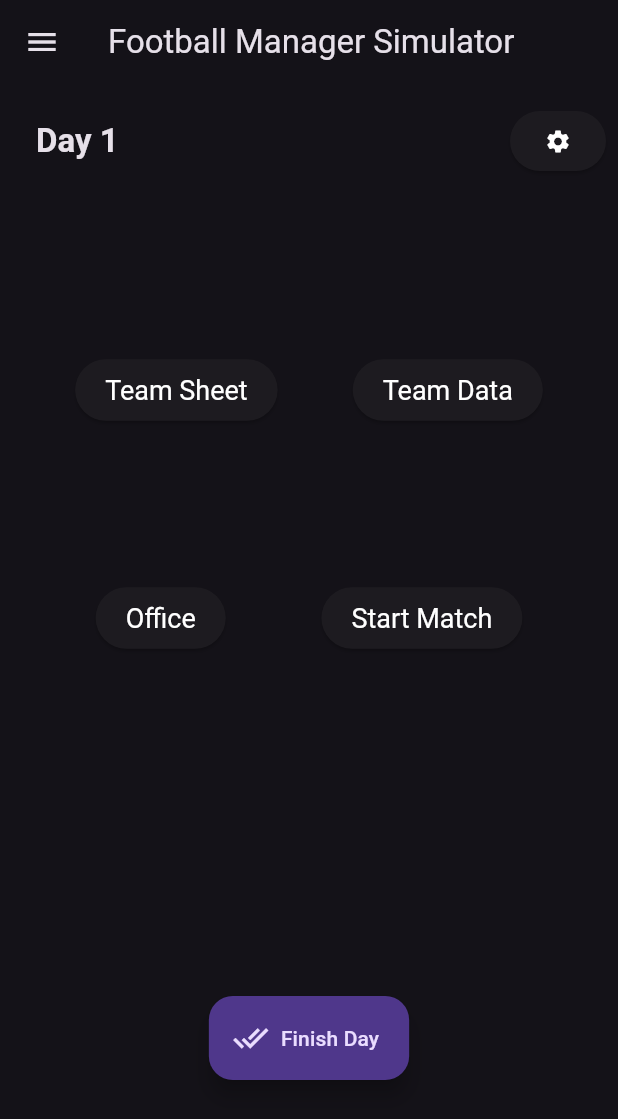
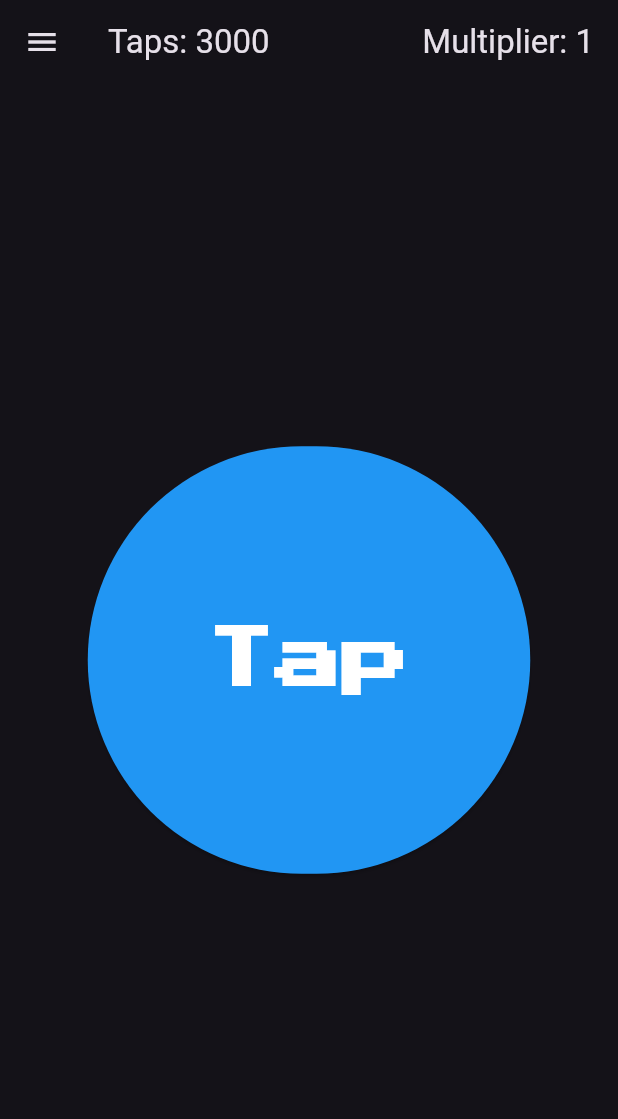
Before and after one commit to seanellul/taptycoon, a Flutter app: the screen it shows after launch, on a phone screen of 412 x 824 dp. Shown: the top 1119 px of the screen. Run offline on Flutter 3.47's test engine with Material 3 defaults, Android fonts, the phone set to English and light mode, and no system bars; our stand-ins replace google_fonts.

Commit message:
first sprint

```diff
--- /dev/null
+++ b/lib/data/shop_item.dart
@@ -0,0 +1,55 @@
+import 'package:flutter/material.dart';
+
+class ShopItem {
+  final String name;
+  final int tapPrice;
+  final IconData icon;
+  final String uniqueTrait;
+  final int multiplier;
+  ShopItem({
+    required this.name,
+    required this.tapPrice,
+    required this.icon,
+    required this.uniqueTrait,
+    required this.multiplier,
+  });
+}
+
+final List<ShopItem> shopItems = [
+  ShopItem(
+      name: "Tap Multiplier",
+      tapPrice: 100,
+      icon: Icons.tap_and_play,
+      uniqueTrait: "multiplier",
+      multiplier: 1),
+  ShopItem(
+      name: "Tap Multiplier x2",
+      tapPrice: 200,
+      icon: Icons.tap_and_play,
+      uniqueTrait: "multiplier",
+      multiplier: 2),
+  ShopItem(
+      name: "Tap Multiplier x3",
+      tapPrice: 300,
+      icon: Icons.tap_and_play,
+      uniqueTrait: "multiplier",
+      multiplier: 3),
+  ShopItem(
+      name: "Tap Multiplier x4",
+      tapPrice: 400,
+      icon: Icons.tap_and_play,
+      uniqueTrait: "multiplier",
+      multiplier: 4),
+  ShopItem(
+      name: "Tap Multiplier x5",
+      tapPrice: 500,
+      icon: Icons.tap_and_play,
+      uniqueTrait: "multiplier",
+      multiplier: 5),
+  ShopItem(
+      name: "Tap Multiplier x6",
+      tapPrice: 600,
+      icon: Icons.arrow_forward,
+      uniqueTrait: "multiplier",
+      multiplier: 6),
+];
--- a/lib/functions/contextProvider.dart
+++ b/lib/functions/contextProvider.dart
@@ -1,48 +1,38 @@
+import 'dart:math';
+
 import 'package:flutter/material.dart';
+import 'package:fm/data/shop_item.dart';
 
 class ContextProvider extends ChangeNotifier {
-  int _day = 0;
+  int taps = 3000;
+  Color color = Colors.blue;
+  int colorIndex = 0;
+  int multiplier = 1;
+  int actualTaps = 0;
 
-  int get day => _day;
-  int get dayNumber => _day + 1;
-  int get teamSize => _team.length;
-  List<Map<String, String>> get team => _team;
+  void registerTap() {
+    incrementTap();
+    changeColor();
+  }
 
-  void incrementDay() {
-    _day++;
+  void incrementTap() {
+    print(multiplier);
+    actualTaps++;
+    taps = taps + (1 * multiplier);
     notifyListeners();
   }
 
-  final List<Map<String, String>> _team = [
-    {
-      "name": "Lionel Messi",
-      "nationality": "Argentina",
-      "age": "36",
-      "position": "Forward"
-    },
-    {
-      "name": "Cristiano Ronaldo",
-      "nationality": "Portugal",
-      "age": "38",
-      "position": "Forward"
-    },
-    {
-      "name": "Kevin De Bruyne",
-      "nationality": "Belgium",
-      "age": "32",
-      "position": "Midfielder"
-    },
-    {
-      "name": "Virgil van Dijk",
-      "nationality": "Netherlands",
-      "age": "32",
-      "position": "Defender"
-    },
-    {
-      "name": "Alisson Becker",
-      "nationality": "Brazil",
-      "age": "31",
-      "position": "Goalkeeper"
-    },
-  ];
+  void changeColor() {
+    colorIndex = (colorIndex + 1) % Colors.primaries.length;
+    color = Colors.primaries[colorIndex];
+    notifyListeners();
+  }
+
+  void buyItem(ShopItem item) {
+    if (item.tapPrice <= taps) {
+      taps -= item.tapPrice;
+      multiplier = multiplier + item.multiplier;
+      notifyListeners();
+    }
+  }
 }
--- a/lib/main.dart
+++ b/lib/main.dart
@@ -1,7 +1,7 @@
 import 'package:flutter/material.dart';
 import 'package:fm/functions/contextProvider.dart';
-import 'package:fm/screens/mainScreen.dart';
-import 'package:fm/screens/teamData.dart';
+import 'package:fm/screens/homescreen.dart';
+import 'package:fm/screens/shop.dart';
 import 'package:fm/screens/teamSheet.dart';
 import 'package:provider/provider.dart';
 import 'functions/themeProvider.dart';
@@ -22,30 +22,28 @@ class MyApp extends StatelessWidget {
   @override
   Widget build(BuildContext context) {
     final themeProvider = Provider.of<ThemeProvider>(context);
-    final contextProvider = Provider.of<ContextProvider>(context);
 
     return MaterialApp(
       theme: ThemeData.light(), // Define your light theme here
       darkTheme: ThemeData.dark(), // Define your dark theme here
       themeMode: themeProvider.themeMode, // Use theme from provider
       routes: {
-        '/': (context) => HomeScreen(passDay: () => simulateNextDay(context)),
+        '/': (context) => HomeScreen(registerTap: () => registerTap(context)),
+        '/homescreen': (context) =>
+            HomeScreen(registerTap: () => registerTap(context)),
         '/teamSheet': (context) => TeamSheetScreen(),
-        '/teamData': (context) => TeamDataScreen(),
-        '/office': (context) => HomeScreen(passDay: () => simulateNextDay(context)),
-        '/startMatch': (context) => HomeScreen(passDay: () => simulateNextDay(context)),
+        '/shop': (context) => ShopScreen(),
+        '/office': (context) =>
+            HomeScreen(registerTap: () => registerTap(context)),
+        '/startMatch': (context) =>
+            HomeScreen(registerTap: () => registerTap(context)),
       },
     );
   }
 
-  void simulateNextDay(BuildContext context) {
-
-
-    final contextProvider = Provider.of<ContextProvider>(context, listen: false);
-    contextProvider.incrementDay();
-    print("Simulating the next day...");
-
-
-
+  void registerTap(BuildContext context) {
+    final contextProvider =
+        Provider.of<ContextProvider>(context, listen: false);
+    contextProvider.registerTap();
   }
 }
--- /dev/null
+++ b/lib/screens/homescreen.dart
@@ -0,0 +1,76 @@
+import 'package:flutter/material.dart';
+import 'package:fm/functions/contextProvider.dart';
+import 'package:fm/ui_modules/app_drawer.dart';
+import 'package:fm/ui_modules/ui_modules.dart';
+import 'package:provider/provider.dart';
+
+class HomeScreen extends StatelessWidget {
+  final void Function() registerTap;
+
+  const HomeScreen({required this.registerTap});
+
+  @override
+  Widget build(BuildContext context) {
+    final contextProvider = Provider.of<ContextProvider>(context);
+
+    return Scaffold(
+      appBar: AppBar(
+          title: Row(
+        mainAxisAlignment: MainAxisAlignment.spaceBetween,
+        children: [
+          Text("Taps: ${contextProvider.taps}"),
+          Text("Multiplier: ${contextProvider.multiplier}"),
+        ],
+      )),
+      drawer: appDrawer(context: context),
+      body: Center(
+        child: TapButton(
+            color: contextProvider.color,
+            child: Text("Tap"),
+            onPressed: () => registerTap()),
+      ),
+    );
+  }
+
+  void showCustomPopup(BuildContext context, String message) {
+    showDialog(
+      context: context,
+      builder: (context) => AlertDialog(
+        title: Text("Match Result"),
+        content: Text(message),
+        actions: [
+          CustomButton(
+              child: Text("Close"),
+              onPressed: () => Navigator.of(context).pop()),
+        ],
+      ),
+    );
+  }
+
+  void _showFinishDayPopup(BuildContext context) {
+    showDialog(
+      context: context,
+      builder: (BuildContext context) {
+        return AlertDialog(
+          title: Text("Finish Day"),
+          content: Text("Do you wish to Finish your day?"),
+          actions: [
+            TextButton(
+              onPressed: () {
+                Navigator.of(context).pop(); // Close dialog
+              },
+              child: Text("No"),
+            ),
+            TextButton(
+              onPressed: () {
+                Navigator.of(context).pop(); // Close dialog
+                registerTap(); // Run the simulation logic
+              },
+              child: Text("Yes"),
+            ),
+          ],
+        );
+      },
+    );
+  }
+}
--- a/lib/screens/mainScreen.dart
+++ /dev/null
@@ -1,160 +0,0 @@
-import 'package:flutter/material.dart';
-import 'package:fm/functions/contextProvider.dart';
-import 'package:fm/ui_modules/ui_modules.dart';
-import 'package:provider/provider.dart';
-import '../functions/themeProvider.dart'; // Import your ThemeProvider
-
-class HomeScreen extends StatelessWidget {
-  final void Function() passDay;
-
-  const HomeScreen({required this.passDay});
-
-  @override
-  Widget build(BuildContext context) {
-    final themeProvider = Provider.of<ThemeProvider>(context);
-    final contextProvider = Provider.of<ContextProvider>(context);
-
-    return Scaffold(
-      appBar: AppBar(title: Text("Football Manager Simulator")),
-      drawer: Drawer(
-        child: ListView(
-          padding: EdgeInsets.zero,
-          children: [
-            // Drawer Header
-            DrawerHeader(
-              decoration: BoxDecoration(color: Colors.blue),
-              child: Text(
-                "Navigation",
-                style: TextStyle(color: Colors.white, fontSize: 24),
-              ),
-            ),
-            // Drawer Items
-            ListTile(
-              leading: Icon(Icons.people),
-              title: Text("Team Sheet"),
-              onTap: () {
-                Navigator.pushNamed(context, '/teamSheet');
-              },
-            ),
-            ListTile(
-              leading: Icon(Icons.analytics),
-              title: Text("Team Data"),
-              onTap: () {
-                Navigator.pushNamed(context, '/teamData');
-              },
-            ),
-            ListTile(
-              leading: Icon(Icons.business),
-              title: Text("Office"),
-              onTap: () {
-                Navigator.pushNamed(context, '/');
-              },
-            ),
-            ListTile(
-              leading: Icon(Icons.play_arrow),
-              title: Text("Start Match"),
-              onTap: () {
-                Navigator.pushNamed(context, '/');
-              },
-            ),
-          ],
-        ),
-      ),
-      body: Column(
-        mainAxisAlignment: MainAxisAlignment.spaceBetween,
-        children: [
-          Padding(
-            padding: const EdgeInsets.all(8.0),
-            child: Row(
-              mainAxisAlignment: MainAxisAlignment.spaceBetween,
-              children: [
-                Header(title: "Day ${contextProvider.dayNumber}"),
-                SizedBox(width: 10),
-                CustomButton(
-                    child: Icon(Icons.settings),
-                    onPressed: () => themeProvider.toggleTheme()),
-              ],
-            ),
-          ),
-          Row(
-            mainAxisAlignment: MainAxisAlignment.spaceEvenly,
-            children: [
-              CustomButton(
-                  child: Text("Team Sheet"),
-                  onPressed: () => Navigator.pushNamed(context, '/teamSheet')),
-              CustomButton(
-                  child: Text("Team Data"),
-                  onPressed: () => Navigator.pushNamed(context, '/teamData')),
-            ],
-          ),
-          Row(
-            mainAxisAlignment: MainAxisAlignment.spaceEvenly,
-            children: [
-              CustomButton(child: Text("Office"), onPressed: () {}),
-              CustomButton(
-                  child: Text("Start Match"),
-                  onPressed: () => showCustomPopup(context, "You Won!")),
-            ],
-          ),
-          SizedBox(height: 20),
-
-          // Expanded(
-          //   child: ScrollableList(players: team),
-          // ),
-
-          Align(
-            alignment: Alignment.bottomCenter,
-            child: FloatingActionButton.extended(
-              label: Text("Finish Day"),
-              icon: Icon(Icons.done_all),
-              onPressed: () => _showFinishDayPopup(context),
-            ),
-          ),
-          SizedBox(height: 0),
-        ],
-      ),
-    );
-  }
-
-  void showCustomPopup(BuildContext context, String message) {
-    showDialog(
-      context: context,
-      builder: (context) => AlertDialog(
-        title: Text("Match Result"),
-        content: Text(message),
-        actions: [
-          CustomButton(
-              child: Text("Close"),
-              onPressed: () => Navigator.of(context).pop()),
-        ],
-      ),
-    );
-  }
-
-  void _showFinishDayPopup(BuildContext context) {
-    showDialog(
-      context: context,
-      builder: (BuildContext context) {
-        return AlertDialog(
-          title: Text("Finish Day"),
-          content: Text("Do you wish to Finish your day?"),
-          actions: [
-            TextButton(
-              onPressed: () {
-                Navigator.of(context).pop(); // Close dialog
-              },
-              child: Text("No"),
-            ),
-            TextButton(
-              onPressed: () {
-                Navigator.of(context).pop(); // Close dialog
-                passDay(); // Run the simulation logic
-              },
-              child: Text("Yes"),
-            ),
-          ],
-        );
-      },
-    );
-  }
-}
--- a/lib/screens/teamData.dart
+++ /dev/null
@@ -1,18 +0,0 @@
-import 'package:flutter/material.dart';
-import 'package:fm/functions/contextProvider.dart';
-import 'package:provider/provider.dart';
-
-class TeamDataScreen extends StatelessWidget {
-
-  @override
-  Widget build(BuildContext context) {
-    final contextProvider = Provider.of<ContextProvider>(context);
-
-    return Scaffold(
-      appBar: AppBar(title: Text("Team Data")),
-      body: Center(
-        child: Text("Day ${contextProvider.dayNumber}"),
-      ),
-    );
-  }
-}
--- a/lib/ui_modules/ui_modules.dart
+++ b/lib/ui_modules/ui_modules.dart
@@ -1,4 +1,5 @@
 import 'package:flutter/material.dart';
+import 'package:google_fonts/google_fonts.dart';
 
 class Header extends StatelessWidget {
   final String title;
@@ -35,6 +36,28 @@ class CustomButton extends StatelessWidget {
         padding: EdgeInsets.symmetric(horizontal: 20, vertical: 10),
         foregroundColor: Colors.white,
         textStyle: TextStyle(fontSize: 18),
+      ),
+      child: child,
+    );
+  }
+}
+
+class TapButton extends StatelessWidget {
+  final Widget child; // Accepts any widget: Text, Icon, etc.
+  final VoidCallback onPressed;
+  final Color color;
+  const TapButton({required this.child, required this.onPressed, required this.color});
+
+  @override
+  Widget build(BuildContext context) {
+    return ElevatedButton(
+      onPressed: onPressed,
+      style: ElevatedButton.styleFrom(
+        padding: EdgeInsets.symmetric(horizontal: 80, vertical: 120),
+        foregroundColor: Colors.white,
+        backgroundColor: color,
+        textStyle: GoogleFonts.pressStart2p(
+            fontSize: 45, fontWeight: FontWeight.bold, color: Colors.white),
       ),
       child: child,
     );
--- a/pubspec.yaml
+++ b/pubspec.yaml
@@ -31,7 +31,7 @@ dependencies:
   flutter:
     sdk: flutter
   provider: ^6.0.5
-
+  google_fonts: ^6.2.1
 
   # The following adds the Cupertino Icons font to your application.
   # Use with the CupertinoIcons class for iOS style icons.
```
Also changed, not shown: lib/screens/shop.dart (added, +89 -0 lines), lib/screens/teamSheet.dart (+1 -65 lines), lib/ui_modules/app_drawer.dart (added, +44 -0 lines), pubspec.lock, 80 other files.
